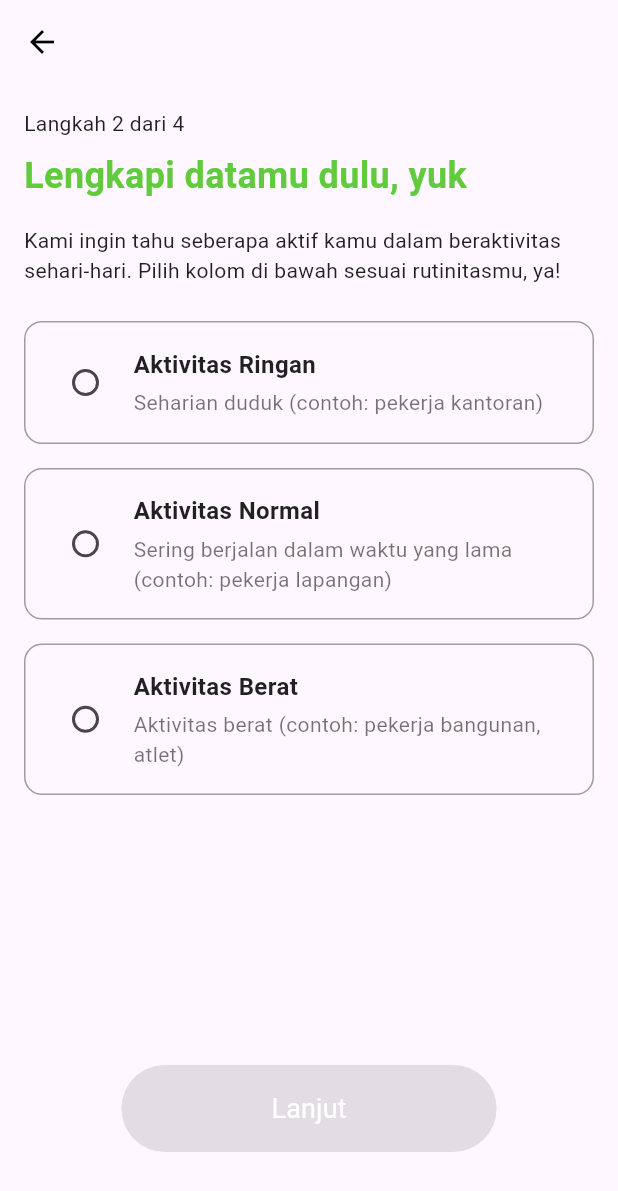
After one commit to Kaloriku-Kel8/FlutterKaloriku, a Flutter app: the StepTwo screen opened directly, on a phone screen of 412 x 824 dp. The commit adds this screen. Shown: the top 1191 px of the screen. Run offline on Flutter 3.47's test engine with Material 3 defaults, Android fonts, the phone set to English and light mode, and no system bars; our stand-ins replace flutter_svg; project files that could hold a hidden picture were left out.

Commit message:
Login-register fixed

```diff
--- a/lib/screens/home.dart
+++ b/lib/screens/home.dart
@@ -20,7 +20,7 @@ class HomeScreen extends StatelessWidget {
             mainAxisSize: MainAxisSize.max,
             mainAxisAlignment: MainAxisAlignment.center, // Distribusi konten secara merata
             children: [
-              Align(
+              const Align(
                 alignment: Alignment.center,
               ),
               const SizedBox(height: 100),
@@ -80,7 +80,7 @@ class HomeScreen extends StatelessWidget {
                 "Belum Punya Akun? Daftar di sini",
                 style: TextStyle(
                   fontFamily: 'Roboto',
-                  fontWeight: FontWeight.w100,
+                  fontWeight: FontWeight.w400,
                   color: Colors.black,
                   fontSize: 10,
                 ),
@@ -93,7 +93,7 @@ class HomeScreen extends StatelessWidget {
                 onPressed: () {
                   Navigator.push(
                     context,
-                    MaterialPageRoute(builder: (context) => RegisterScreen()),
+                    MaterialPageRoute(builder: (context) => const RegisterScreen()),
                   );
                 },
                 style: ElevatedButton.styleFrom(
--- a/lib/screens/login.dart
+++ b/lib/screens/login.dart
@@ -147,7 +147,7 @@ class LoginScreen extends StatelessWidget {
                 child: const Text(
                   'Login',
                   style: TextStyle(
-                    fontFamily: 'Roboto',
+                    fontFamily: 'Roboto-Regular.ttf',
                     fontSize: 24,
                     fontWeight: FontWeight.bold,
                     color: Color(0xFF61CA3D),
--- /dev/null
+++ b/lib/screens/userdatainput2.dart
@@ -0,0 +1,171 @@
+import 'package:flutter/material.dart';
+import 'userdatainput3.dart'; // Pastikan ini adalah halaman tujuan yang benar
+
+class StepTwo extends StatefulWidget {
+  final VoidCallback onNext;
+  final VoidCallback onBack;
+
+  const StepTwo({super.key, required this.onNext, required this.onBack});
+
+  @override
+  _StepTwoState createState() => _StepTwoState();
+}
+
+class _StepTwoState extends State<StepTwo> {
+  String? selectedActivity;
+
+  void _onActivitySelected(String activity) {
+    setState(() {
+      selectedActivity = activity;
+    });
+  }
+
+  @override
+  Widget build(BuildContext context) {
+    return Scaffold(
+      appBar: AppBar(
+        leading: IconButton(
+          icon: const Icon(Icons.arrow_back, color: Colors.black),
+          onPressed: () {
+            Navigator.pop(context);
+          },
+        ),
+      ),
+      body: Padding(
+        padding: const EdgeInsets.all(16.0),
+        child: Column(
+          crossAxisAlignment: CrossAxisAlignment.start,
+          children: [
+            const Text(
+              "Langkah 2 dari 4",
+              style: TextStyle(color: Colors.black87),
+            ),
+            const SizedBox(height: 8),
+            const Text(
+              "Lengkapi datamu dulu, yuk",
+              style: TextStyle(
+                fontFamily: 'Roboto',
+                color: Color(0xFF61CA3D),
+                fontSize: 24,
+                fontWeight: FontWeight.bold,
+              ),
+            ),
+            const SizedBox(height: 16),
+            const Text(
+              "Kami ingin tahu seberapa aktif kamu dalam beraktivitas sehari-hari. Pilih kolom di bawah sesuai rutinitasmu, ya!",
+              style: TextStyle(color: Colors.black87),
+            ),
+            const SizedBox(height: 24),
+            _buildActivityOption(
+              title: "Aktivitas Ringan",
+              description: "Seharian duduk (contoh: pekerja kantoran)",
+              value: "ringan",
+            ),
+            const SizedBox(height: 16),
+            _buildActivityOption(
+              title: "Aktivitas Normal",
+              description: "Sering berjalan dalam waktu yang lama (contoh: pekerja lapangan)",
+              value: "normal",
+            ),
+            const SizedBox(height: 16),
+            _buildActivityOption(
+              title: "Aktivitas Berat",
+              description: "Aktivitas berat (contoh: pekerja bangunan, atlet)",
+              value: "berat",
+            ),
+            const SizedBox(height: 180),
+            Center(
+              child: ElevatedButton(
+                style: ElevatedButton.styleFrom(
+                  backgroundColor: const Color(0xFF61CA3D),
+                  padding: const EdgeInsets.symmetric(horizontal: 100, vertical: 16),
+                  shape: RoundedRectangleBorder(
+                    borderRadius: BorderRadius.circular(30.0),
+                  ),
+                ),
+
+              onPressed: selectedActivity != null
+                  ? () {
+                      Navigator.push(
+                        context,
+                        MaterialPageRoute(
+                          builder: (context) => StepThree(onNext: () {}, onBack: () {}),
+                        ),
+                      );
+                    }
+                  : null,
+
+                child: const Text(
+                  "Lanjut",
+                  style: TextStyle(
+                    fontFamily: 'Roboto',
+                    color: Colors.white,
+                    fontSize: 18,
+                  ),
+                ),
+              ),
+            ),
+          ],
+        ),
+      ),
+    );
+  }
+
+  Widget _buildActivityOption({
+    required String title,
+    required String description,
+    required String value,
+  }) {
+    return GestureDetector(
+      onTap: () => _onActivitySelected(value),
+      child: Container(
+        padding: const EdgeInsets.all(16),
+        decoration: BoxDecoration(
+          border: Border.all(
+            color: selectedActivity == value ? const Color(0xFF61CA3D) : Colors.grey,
+          ),
+          borderRadius: BorderRadius.circular(12),
+        ),
+        child: Row(
+          children: [
+            Radio<String>(
+              value: value,
+              groupValue: selectedActivity,
+              onChanged: (String? newValue) {
+                _onActivitySelected(newValue!);
+              },
+              activeColor: const Color(0xFF61CA3D),
+            ),
+            const SizedBox(width: 8),
+            Expanded(
+            child:Column(
+              crossAxisAlignment: CrossAxisAlignment.start,
+              children: [
+                Text(
+                  title,
+                  style: const TextStyle(
+                    fontFamily: 'Roboto',
+                    fontSize: 16,
+                    fontWeight: FontWeight.bold,
+                    color: Colors.black87,
+                  ),
+                ),
+                const SizedBox(height: 4),
+                Text(
+                  description,
+                  style: const TextStyle(
+                    fontFamily: 'Roboto',
+                    fontSize: 14,
+                    color: Colors.black54,
+                  ),
+                ),
+              ],
+            ),
+          ),
+        ],
+
+        ),
+      ),
+    );
+  }
+}
--- a/pubspec.yaml
+++ b/pubspec.yaml
@@ -60,6 +60,8 @@ flutter:
       fonts:
         - asset: assets/fonts/Roboto-Regular.ttf
         - asset: assets/fonts/Roboto-Bold.ttf
+        - asset: assets/fonts/Roboto-Light.ttf
+        - asset: assets/fonts/Roboto-Thin.ttf
           weight: 500
 
   assets:
@@ -67,6 +69,8 @@ flutter:
     - assets/images/gambar1.png
     - assets/images/Vector Login.svg
     - assets/images/Frame 13.svg
+    - assets/images/coba2.png
+
 
 
 
```
Also changed, not shown: lib/main.dart (+4 -4 lines), lib/screens/register.dart (+13 -13 lines), lib/screens/userdatainput.dart (+37 -30 lines), lib/screens/userdatainput3.dart (added, +154 -0 lines), lib/screens/userdatainput4.dart (added, +65 -0 lines), lib/statemanag.dart (deleted, +0 -122 lines), assets/images/coba2.png (added), assets/images/image10.svg (added).
